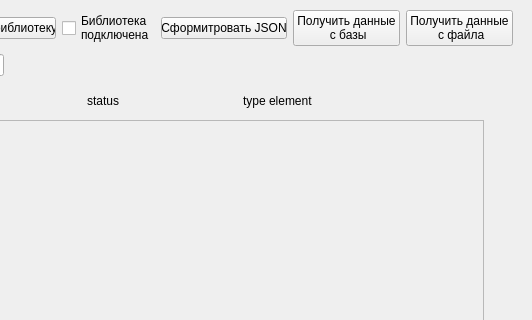
Qt form startValueJSON/mainwindow.ui (creusova/startValueJSON) before a commit; both pictures show x 307 to 839 and y 0 to 320 of the 839 by 665 pixel window.
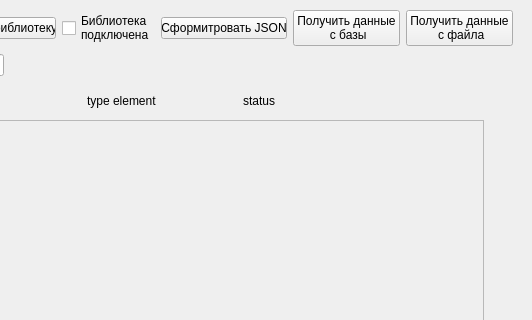
The same form after that commit.

Patch:
```diff
--- a/startValueJSON/mainwindow.ui
+++ b/startValueJSON/mainwindow.ui
@@ -129,16 +129,16 @@
       </widget>
      </item>
      <item>
-      <widget class="QLabel" name="label">
+      <widget class="QLabel" name="label_6">
        <property name="text">
-        <string>status</string>
+        <string>type element</string>
        </property>
       </widget>
      </item>
      <item>
-      <widget class="QLabel" name="label_6">
+      <widget class="QLabel" name="label">
        <property name="text">
-        <string>type element</string>
+        <string>status</string>
        </property>
       </widget>
      </item>
```
